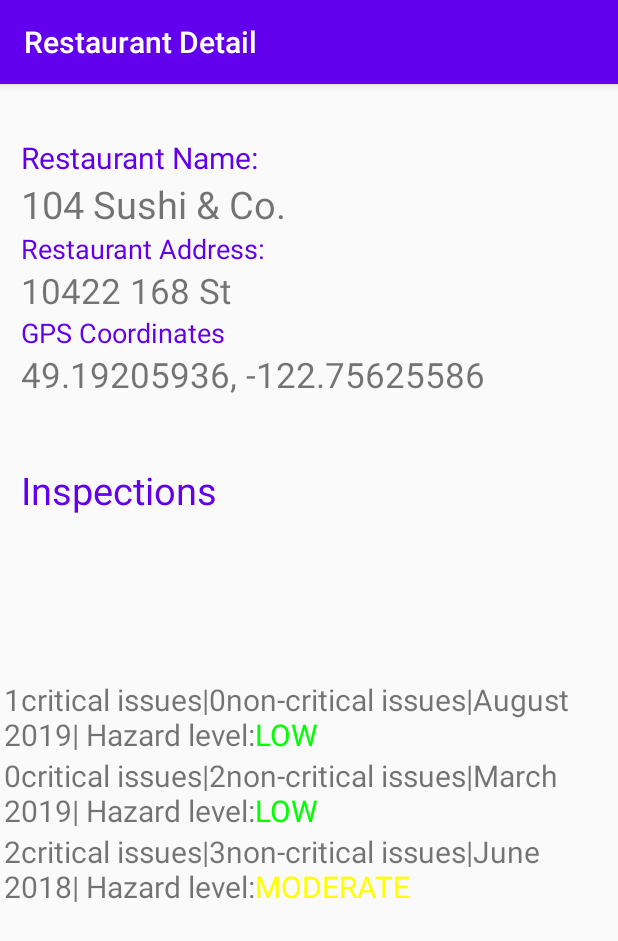
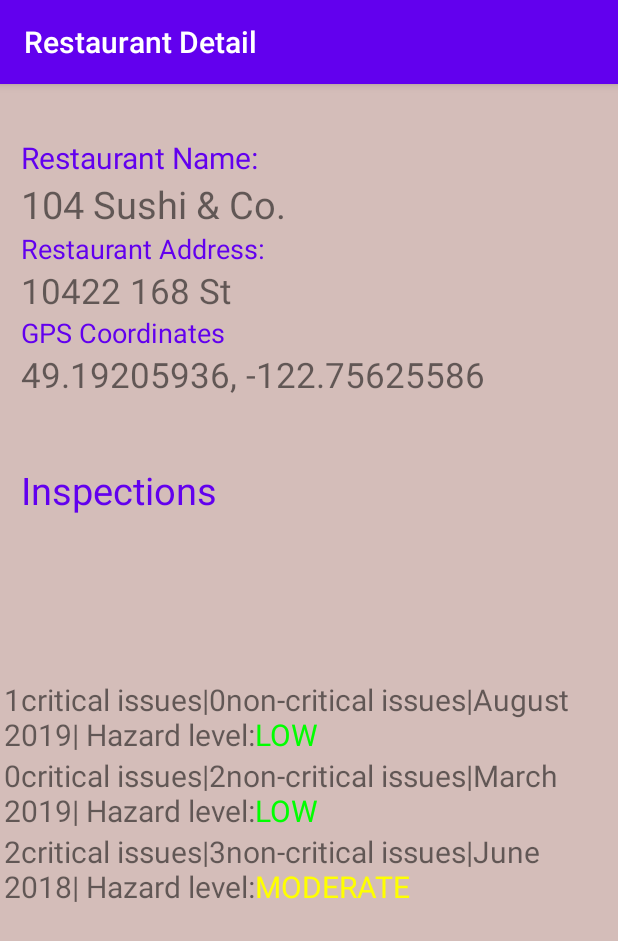
Before and after one commit to zjessicali/RestaurantInspections, an Android app: the screen it shows after launch (RestaurantDetail), on a phone screen of 412 x 824 dp. Shown: the top 941 px of the screen. Run offline under Robolectric (Android 15) with nearby library versions, the phone set to English and light mode, and no system bars; Roboto replaces fonts that are not available here.

```diff
--- a/app/src/main/res/layout/activity_main.xml
+++ b/app/src/main/res/layout/activity_main.xml
@@ -4,7 +4,9 @@
     xmlns:tools="http://schemas.android.com/tools"
     android:layout_width="match_parent"
     android:layout_height="match_parent"
-    tools:context=".ui.MainActivity">
+    tools:context=".ui.MainActivity"
+    android:background="#d4bdb9">
+
 
     <TextView
         android:layout_width="wrap_content"
--- a/app/src/main/res/layout/activity_restaurant_detail.xml
+++ b/app/src/main/res/layout/activity_restaurant_detail.xml
@@ -4,7 +4,8 @@
     xmlns:tools="http://schemas.android.com/tools"
     android:layout_width="match_parent"
     android:layout_height="match_parent"
-    tools:context=".ui.RestaurantDetail">
+    tools:context=".ui.RestaurantDetail"
+    android:background="#d4bdb9">
 
     <LinearLayout
         android:id="@+id/linearLayout"
--- a/app/src/main/res/layout/activity_story3.xml
+++ b/app/src/main/res/layout/activity_story3.xml
@@ -6,6 +6,7 @@
     android:id="@+id/Screen3color"
     android:layout_height="match_parent"
     tools:context=".ui.InspectionDetail"
+    android:background="#d4bdb9"
     >
 
     <TextView
```
